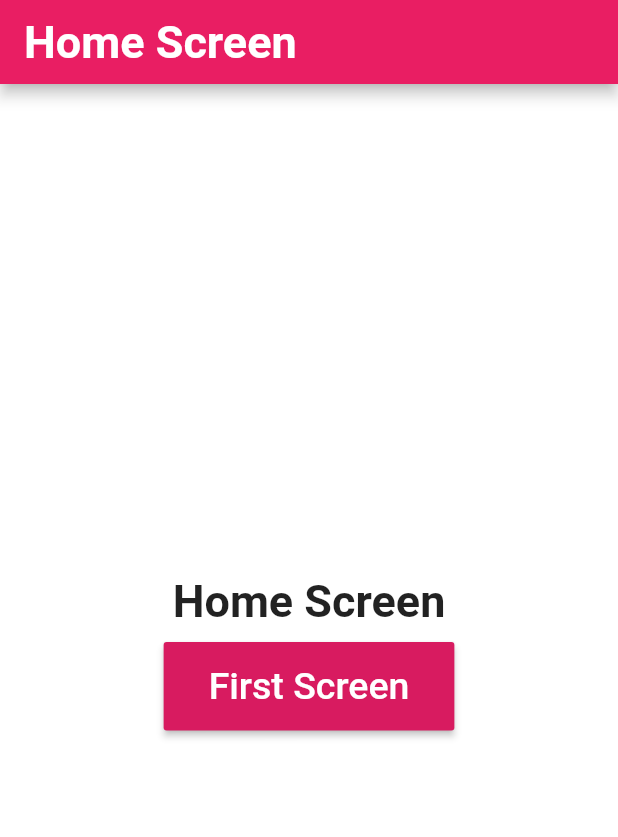
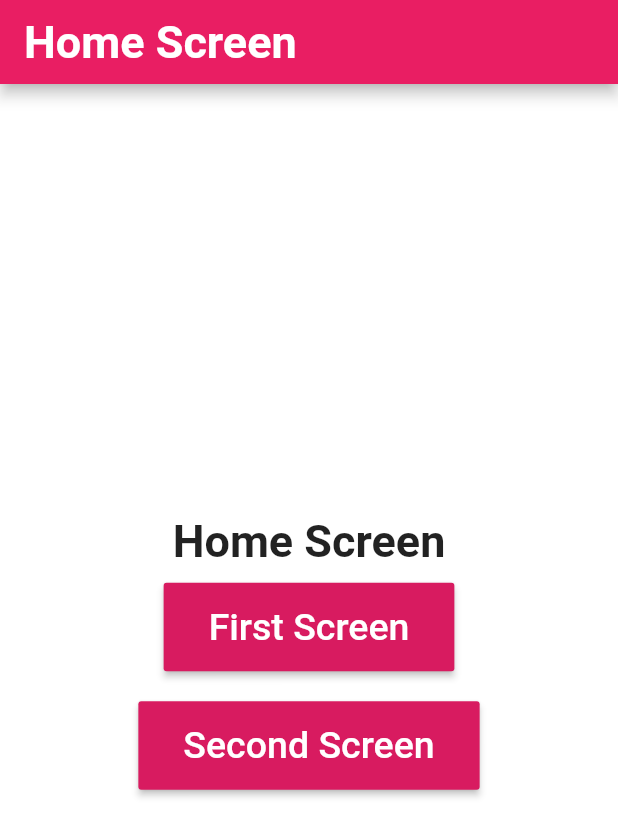
Before and after one commit to farihanoor/flutter_navigation, a Flutter app: the screen it shows after launch, on a phone screen of 412 x 824 dp. Shown: the top 837 px of the screen. Run offline on Flutter 3.47's test engine with Material 2 defaults, Android fonts, the phone set to English and light mode, and no system bars.

```diff
--- a/flutter_navigation/lib/main.dart
+++ b/flutter_navigation/lib/main.dart
@@ -1,6 +1,7 @@
 import 'package:flutter/material.dart';
 
 import './firstScreen.dart';
+import './secondScreen.dart';
 
 void main() {
   runApp(MyApp());
@@ -10,6 +11,11 @@ class MyApp extends StatelessWidget {
   @override
   Widget build(BuildContext context) {
     return MaterialApp(
+      //defining route for first Screen
+      routes: {
+        '/first': (context) => firstScreen(),
+        '/second': (context) => SecondScreen(),
+      },
       //this removes the red label
       debugShowCheckedModeBanner: false,
       title: 'Navigation',
@@ -72,6 +78,9 @@ class __HomepageState extends State<_Homepage> {
                 color: Colors.pink[600],
                 //The main code for navigation starts here
                 onPressed: () {
+                  //calling route
+                  Navigator.pushNamed(context, '/first');
+                  /*
                   Navigator.push(
                     context,
                     MaterialPageRoute(
@@ -80,11 +89,42 @@ class __HomepageState extends State<_Homepage> {
                         (context) => firstScreen()
                       ),
                     ),
-                  );
+                  );*/
                 },
                 //text displayed on the button
                 child: Text(
                   "First Screen",
+                  style: TextStyle(color: Colors.white, fontSize: 25.0),
+                ),
+              ),
+            ),
+            Padding(
+              padding: EdgeInsets.all(10.0),
+              child: RaisedButton(
+                padding: EdgeInsets.symmetric(
+                  horizontal: 30.0,
+                  vertical: 15.0,
+                ),
+                //color of the button
+                color: Colors.pink[600],
+                //The main code for navigation starts here
+                onPressed: () {
+                  //calling route
+                  Navigator.pushNamed(context, '/second');
+                  /*
+                  Navigator.push(
+                    context,
+                    MaterialPageRoute(
+                      builder: (
+                      //we point to the constructor of the firstScreen()
+                        (context) => firstScreen()
+                      ),
+                    ),
+                  );*/
+                },
+                //text displayed on the button
+                child: Text(
+                  "Second Screen",
                   style: TextStyle(color: Colors.white, fontSize: 25.0),
                 ),
               ),
```
Also changed, not shown: flutter_navigation/lib/secondScreen.dart (added, +57 -0 lines).
